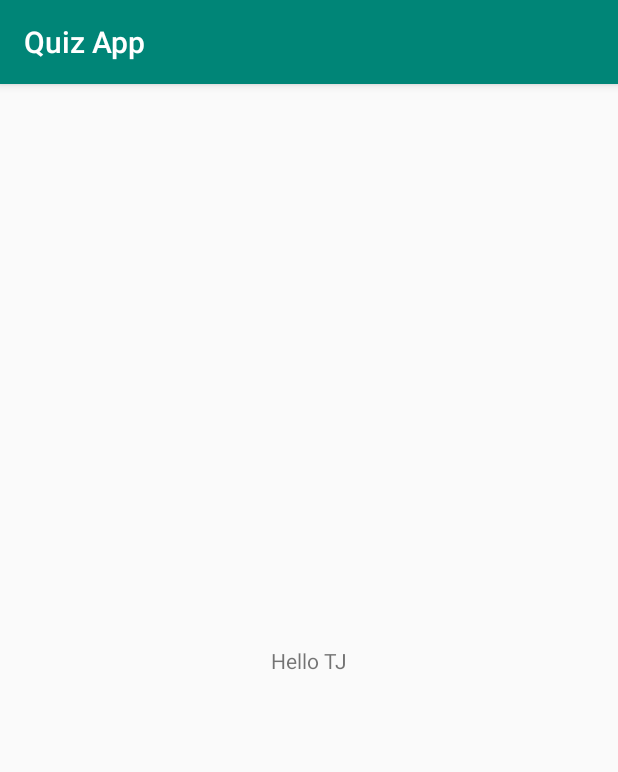
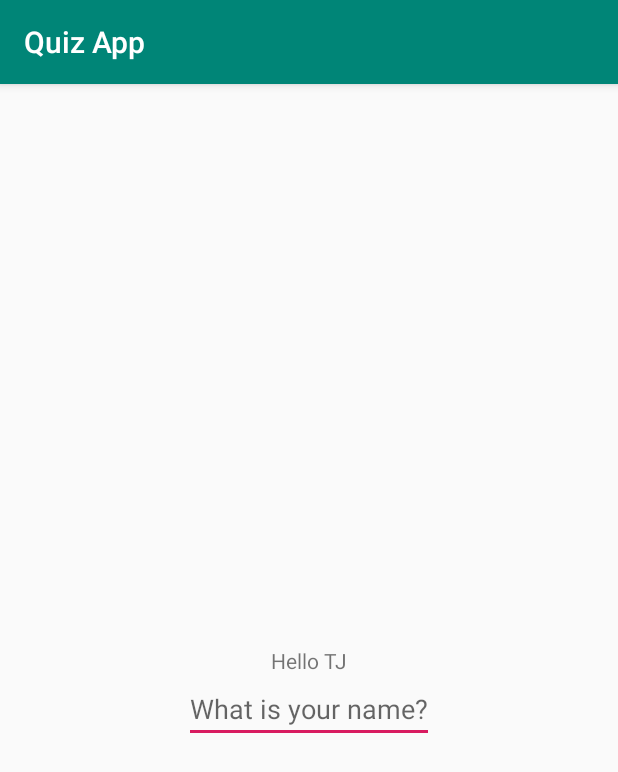
Before and after one commit to dltra/01QuizApp, an Android app: the screen it shows after launch (MainActivity), on a phone screen of 412 x 824 dp. Shown: the top 772 px of the screen. Run offline under Robolectric (Android 15) with nearby library versions, the phone set to English and light mode, and no system bars.

Commit message:
Add EditText and layout constraints

```diff
--- a/app/src/main/res/layout/activity_main.xml
+++ b/app/src/main/res/layout/activity_main.xml
@@ -15,5 +15,14 @@
         app:layout_constraintLeft_toLeftOf="parent"
         app:layout_constraintRight_toRightOf="parent"
         app:layout_constraintTop_toTopOf="parent" />
-
+    <EditText
+        android:id="@+id/responseEditText"
+        android:layout_width="wrap_content"
+        android:layout_height="wrap_content"
+        android:hint="@string/name_hint"
+        app:layout_constraintTop_toBottomOf="@+id/textBox"
+        app:layout_constraintLeft_toLeftOf="parent"
+        app:layout_constraintRight_toRightOf="parent"/>
+<!--        android:inputType="TODO"-->
+<!--        android:autofillHints="AUTOFILL_HINT_NAME" />-->
 </androidx.constraintlayout.widget.ConstraintLayout>
--- a/app/src/main/res/values/strings.xml
+++ b/app/src/main/res/values/strings.xml
@@ -1,4 +1,5 @@
 <resources>
     <string name="app_name">Quiz App</string>
     <string name="text_box_label">Hello TJ</string>
+    <string name="name_hint">What is your name?</string>
 </resources>
```
